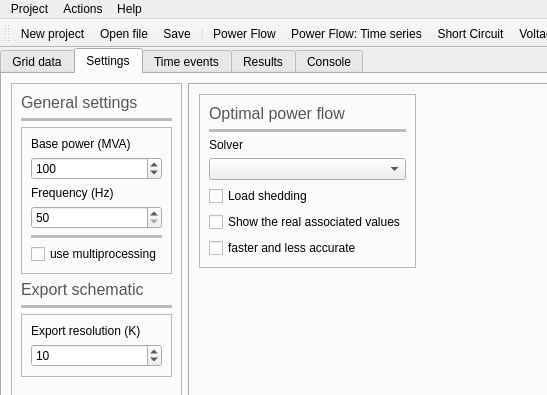
First picture: the form in UnderDevelopment/GridCal/Gui/Main/MainWindow.ui, repository SanPen/GridCal, before the edit; both pictures show x 0 to 547 and y 0 to 395 of the 1212 by 799 pixel window.
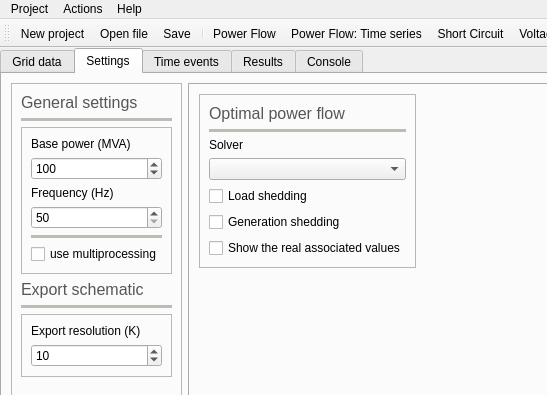
Second picture: the form after the edit. The open tabs and pages were chosen to show the change. Icons and pictures are not drawn. Custom widgets are drawn as their Qt base class.

The edit to the form file:
```diff
--- a/UnderDevelopment/GridCal/Gui/Main/MainWindow.ui
+++ b/UnderDevelopment/GridCal/Gui/Main/MainWindow.ui
@@ -1616,6 +1616,13 @@
                  </property>
                 </widget>
                </item>
+               <item>
+                <widget class="QCheckBox" name="generation_shedding_CheckBox">
+                 <property name="text">
+                  <string>Generation shedding</string>
+                 </property>
+                </widget>
+               </item>
                <item>
                 <widget class="QCheckBox" name="show_real_values_for_lp_checkBox">
                  <property name="toolTip">
@@ -1626,13 +1633,6 @@
                  </property>
                 </widget>
                </item>
-               <item>
-                <widget class="QCheckBox" name="faster_and_less_accurate_CheckBox">
-                 <property name="text">
-                  <string>faster and less accurate</string>
-                 </property>
-                </widget>
-               </item>
               </layout>
              </widget>
             </item>
```
Left out of the diff: 12 changed lines with no effect on the pictures.
